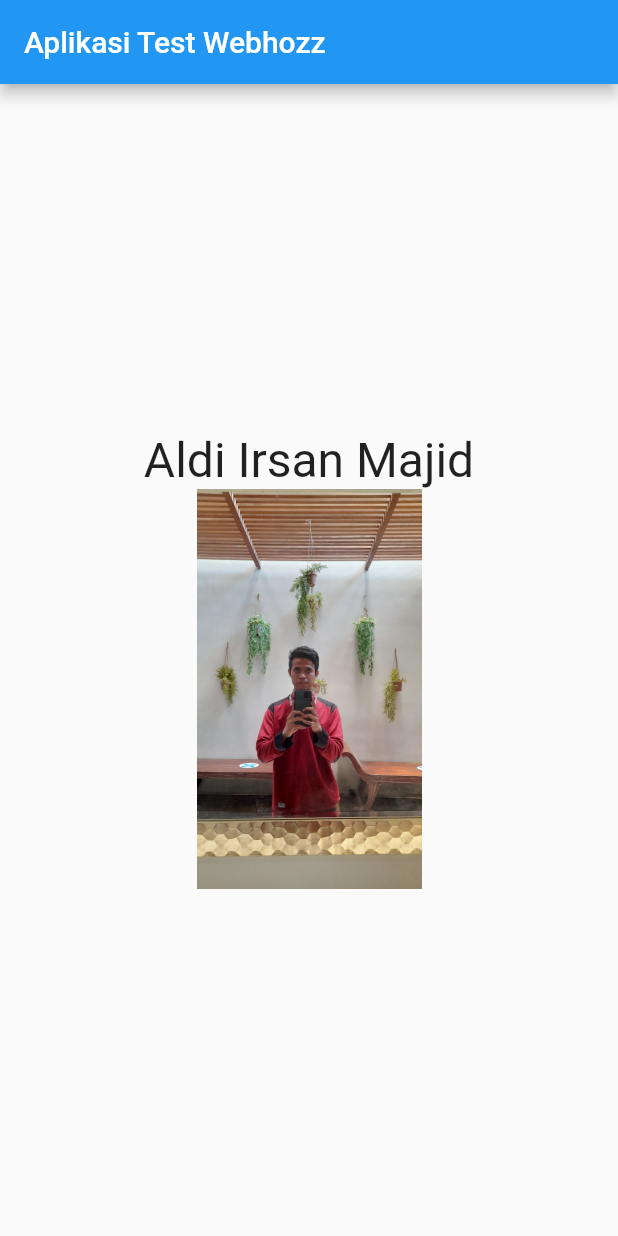
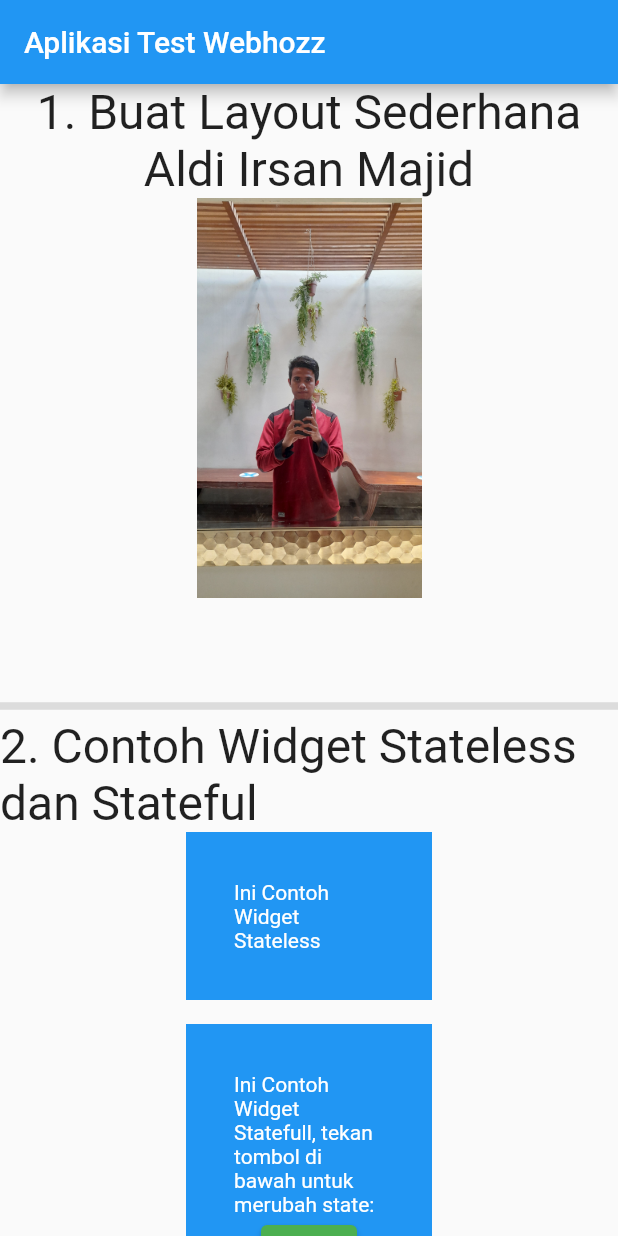
Before and after one commit to imaldi/webhozz_app, a Flutter app: the screen it shows after launch, on a phone screen of 412 x 824 dp. Run offline on Flutter 3.47's test engine with Material 2 defaults, Android fonts, the phone set to English and light mode, and no system bars.

Commit message:
nomor 2 done

```diff
--- a/lib/main.dart
+++ b/lib/main.dart
@@ -1,4 +1,6 @@
 import 'package:flutter/material.dart';
+import 'package:webhozz_app/widgets/stateful_widget_example_by_aldi.dart';
+import 'package:webhozz_app/widgets/stateless_widget_example_by_aldi.dart';
 
 void main() {
   runApp(MyApp());
@@ -76,6 +78,7 @@ class _MyHomePageState extends State<MyHomePage> {
       body: Center(
         // Center is a layout widget. It takes a single child and positions it
         // in the middle of the parent.
+        child: SingleChildScrollView(
           child: Column(
             // Column is also a layout widget. It takes a list of children and
             // arranges them vertically. By default, it sizes itself to fit its
@@ -93,12 +96,20 @@ class _MyHomePageState extends State<MyHomePage> {
             // horizontal).
             mainAxisAlignment: MainAxisAlignment.center,
             children: <Widget>[
+              Text("1. Buat Layout Sederhana",style: TextStyle(fontSize: 32),),
               Text(
                 'Aldi Irsan Majid',
                 style: TextStyle(fontSize: 32),
               ),
               Image.asset("assets/images/my_photo.jpg",width: 150,),
+              SizedBox(height: 64,),
+              Divider(thickness: 5,),
+              Text("2. Contoh Widget Stateless dan Stateful",style: TextStyle(fontSize: 32),),
+              StatelessWidgetExampleByAldi(),
+              StatefulWidgetExampleByAldi(),
+
             ],
+          ),
         ),
       ),// This trailing comma makes auto-formatting nicer for build methods.
     );
--- /dev/null
+++ b/lib/widgets/stateful_widget_example_by_aldi.dart
@@ -0,0 +1,38 @@
+import 'package:flutter/material.dart';
+
+class StatefulWidgetExampleByAldi extends StatefulWidget {
+  const StatefulWidgetExampleByAldi({Key? key}) : super(key: key);
+
+  @override
+  _StatefulWidgetExampleByAldiState createState() => _StatefulWidgetExampleByAldiState();
+}
+
+class _StatefulWidgetExampleByAldiState extends State<StatefulWidgetExampleByAldi> {
+  var contohState = 0;
+  @override
+  Widget build(BuildContext context) {
+    return Center(child: Container(
+      padding: EdgeInsets.all(32),
+      margin: EdgeInsets.all(16),
+      color: Colors.blue,
+      child: SizedBox(
+        width: 100,
+        child: Column(
+          mainAxisAlignment: MainAxisAlignment.center,
+          children: [
+            Text("Ini Contoh Widget Statefull, tekan tombol di bawah untuk merubah state:",style: TextStyle(color: Colors.white),),
+            ElevatedButton(
+                onPressed: (){
+              setState(() {
+                contohState++;
+              });
+            },
+                style: ElevatedButton.styleFrom(primary: Colors.green),
+
+                child: Text("$contohState"))
+          ],
+        ),
+      ),
+    ),);
+  }
+}
--- /dev/null
+++ b/lib/widgets/stateless_widget_example_by_aldi.dart
@@ -0,0 +1,16 @@
+import 'package:flutter/material.dart';
+
+class StatelessWidgetExampleByAldi extends StatelessWidget {
+  const StatelessWidgetExampleByAldi({Key? key}) : super(key: key);
+
+  @override
+  Widget build(BuildContext context) {
+    return Center(child: Container(
+      color: Colors.blue,
+      padding: EdgeInsets.all(32),
+      child: SizedBox(
+          width: 100,
+          child: Text("Ini Contoh Widget Stateless",style: TextStyle(color: Colors.white),)),
+    ),);
+  }
+}
```
Lines whose indentation alone changed are shown as unchanged.
